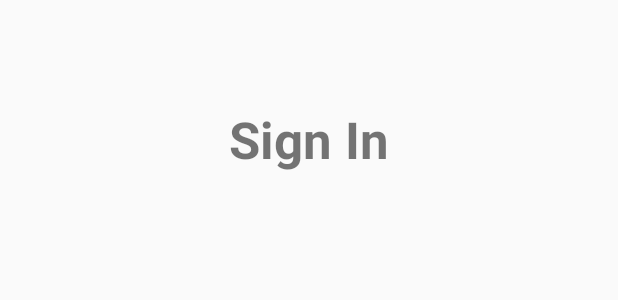
After one commit to GVarelaa/ProjetoSA, an Android app built with Jetpack Compose: the layout activity_login.xml on its own in the app's theme, with its tools: preview values and no code run, on a phone screen of 412 x 824 dp. The commit adds this screen. Shown: the top 300 px of the screen. Run offline under Robolectric (Android 15) with nearby library versions, the phone set to English and light mode, and no system bars.

Commit message:
Login activity e algumas coisas para a UI do login

```diff
--- a/app/build.gradle.kts
+++ b/app/build.gradle.kts
@@ -50,7 +50,8 @@ android {
 }
 
 dependencies {
-
+    implementation(platform("com.google.firebase:firebase-bom:32.3.1"))
+    implementation("com.google.firebase:firebase-auth-ktx")
     implementation("androidx.core:core-ktx:1.13.0")
     implementation("androidx.lifecycle:lifecycle-runtime-ktx:2.7.0")
     implementation("androidx.activity:activity-compose:1.8.2")
--- a/app/src/main/java/com/example/elderwatch/MainActivity.kt
+++ b/app/src/main/java/com/example/elderwatch/MainActivity.kt
@@ -9,7 +9,9 @@ import androidx.activity.ComponentActivity
 class MainActivity : ComponentActivity() {
     override fun onCreate(savedInstanceState: Bundle?) {
         super.onCreate(savedInstanceState)
+
         setContentView(R.layout.activity_main)
+
         val sensorManager = getSystemService(Context.SENSOR_SERVICE) as SensorManager
 
         val accelerometer = sensorManager.getDefaultSensor(Sensor.TYPE_ACCELEROMETER)
--- /dev/null
+++ b/app/src/main/res/layout/activity_login.xml
@@ -0,0 +1,18 @@
+<?xml version="1.0" encoding="utf-8"?>
+<RelativeLayout xmlns:android="http://schemas.android.com/apk/res/android"
+    android:layout_width="match_parent"
+    android:layout_height="match_parent">
+
+    <TextView
+        android:id="@+id/textView"
+        android:layout_width="match_parent"
+        android:layout_height="wrap_content"
+        android:layout_marginStart="50dp"
+        android:layout_marginTop="70dp"
+        android:layout_marginEnd="50dp"
+        android:layout_marginBottom="50dp"
+        android:text="Sign In"
+        android:textAlignment="center"
+        android:textSize="34sp"
+        android:textStyle="bold" />
+</RelativeLayout>
```
Also changed, not shown: app/src/main/java/com/example/elderwatch/LoginActivity.kt (added, +40 -0 lines), app/src/main/res/layout/activity_main.xml (+5 -12 lines).
